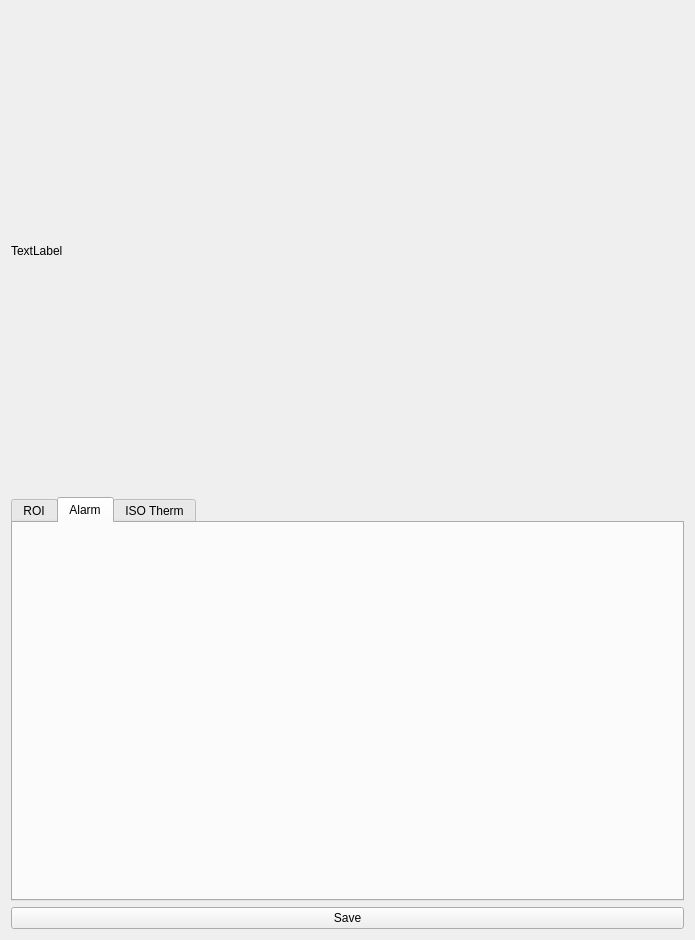
Above: ROI/roi.ui from sue9010/IPCamera before the change. Below: the same form after it.
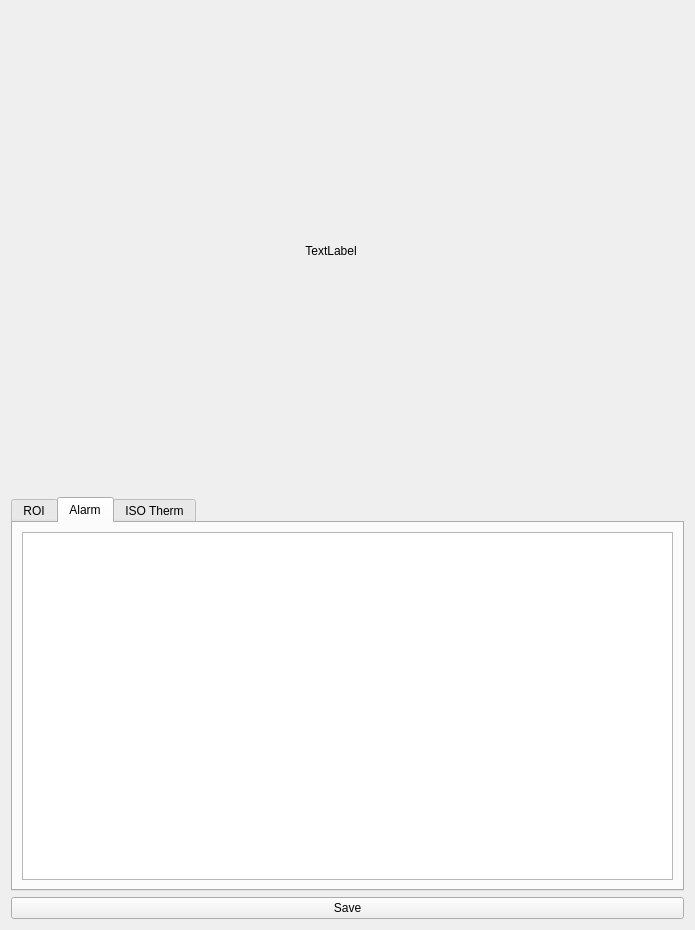
That is the form after the change. The open tabs and pages were chosen to show the change. Custom widgets are drawn as their Qt base class.

Commit message: ALARM 기능 구현

Diff of the .ui file:
```diff
--- a/ROI/roi.ui
+++ b/ROI/roi.ui
@@ -7,7 +7,7 @@
     <x>0</x>
     <y>0</y>
     <width>695</width>
-    <height>940</height>
+    <height>930</height>
    </rect>
   </property>
   <property name="windowTitle">
@@ -31,6 +31,9 @@
      <property name="text">
       <string>TextLabel</string>
      </property>
+     <property name="alignment">
+      <set>Qt::AlignCenter</set>
+     </property>
     </widget>
    </item>
    <item>
@@ -139,6 +142,11 @@
       <attribute name="title">
        <string>Alarm</string>
       </attribute>
+      <layout class="QVBoxLayout" name="verticalLayout_3">
+       <item>
+        <widget class="QTableWidget" name="alarm_table"/>
+       </item>
+      </layout>
      </widget>
      <widget class="QWidget" name="iso_therm">
       <attribute name="title">
```
Left out of the diff: 2 changed lines with no effect on the pictures. The commit also changes 2 other files.
